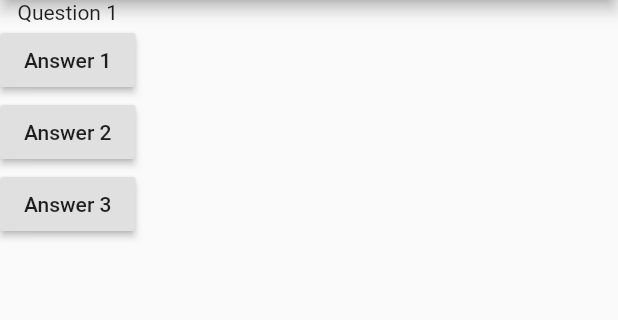
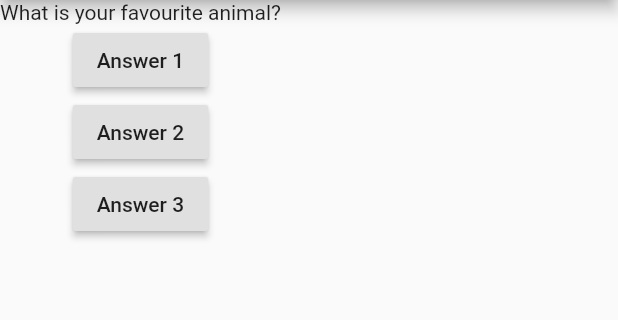
Before and after one commit to SameshB/quiz_app, a Flutter app: the screen it shows after launch, after a tap on "Answer 2", on a phone screen of 412 x 824 dp, the part 84-404 px from its top. Run offline on Flutter 3.47's test engine with Material 2 defaults, Android fonts, the phone set to English and light mode, and no system bars.

```diff
--- a/lib/main.dart
+++ b/lib/main.dart
@@ -1,13 +1,28 @@
 import 'package:flutter/material.dart';
 
-void main() {
-  runApp(QuizApp());
+void main() => runApp(QuizApp());
+
+class QuizApp extends StatefulWidget {
+  @override
+  _QuizAppState createState() => _QuizAppState();
 }
 
-class QuizApp extends StatelessWidget {
+class _QuizAppState extends State<QuizApp> {
+  void answerPressed() {
+    setState(() {
+      questionIndex += 1;
+    });
+  }
+
+  var questionIndex = 0;
+
   @override
   Widget build(BuildContext context) {
-    void answerPressed() => print('Answer pressed');
+    var questions = [
+      'What is your favourite color?',
+      'What is your favourite animal?',
+      'Who is your favourite instructor?',
+    ];
     return MaterialApp(
       title: 'Quiz',
       home: Scaffold(
@@ -24,7 +39,7 @@ class QuizApp extends StatelessWidget {
         ),
         body: Column(
           children: [
-            Text("Question 1"),
+            Text(questions[questionIndex]),
             RaisedButton(
                 child: Text('Answer 1'),
                 onPressed: () => print("Answer 1 pressed")),
```
